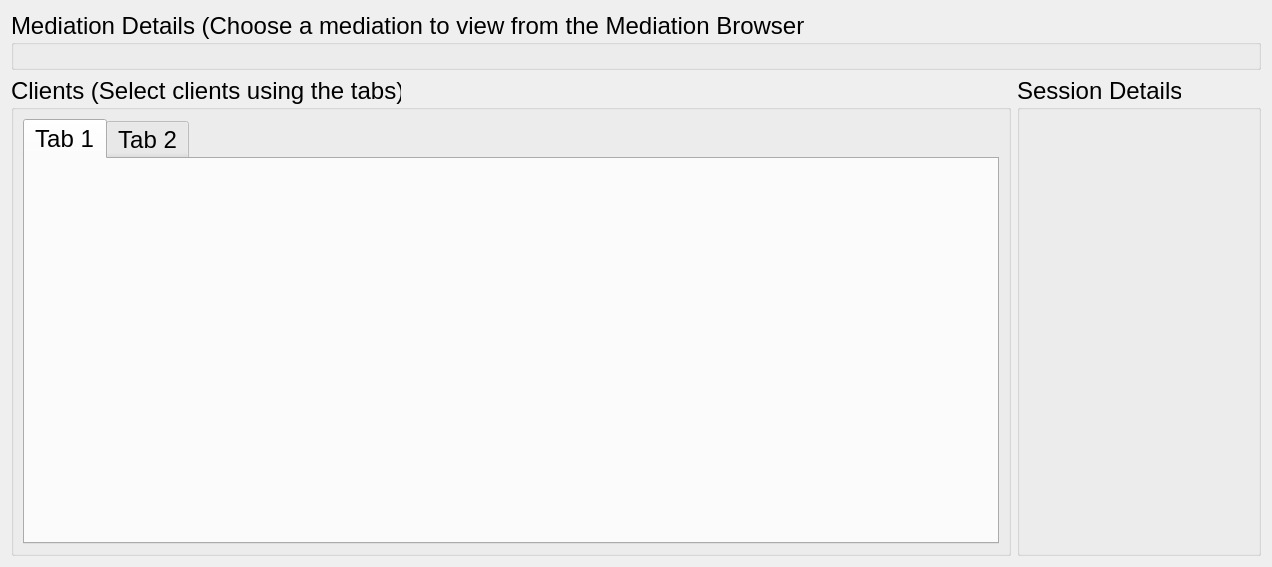
lansdon/cpts483_drc, file drc/gui/mediationprocessview.ui: the form before one commit.
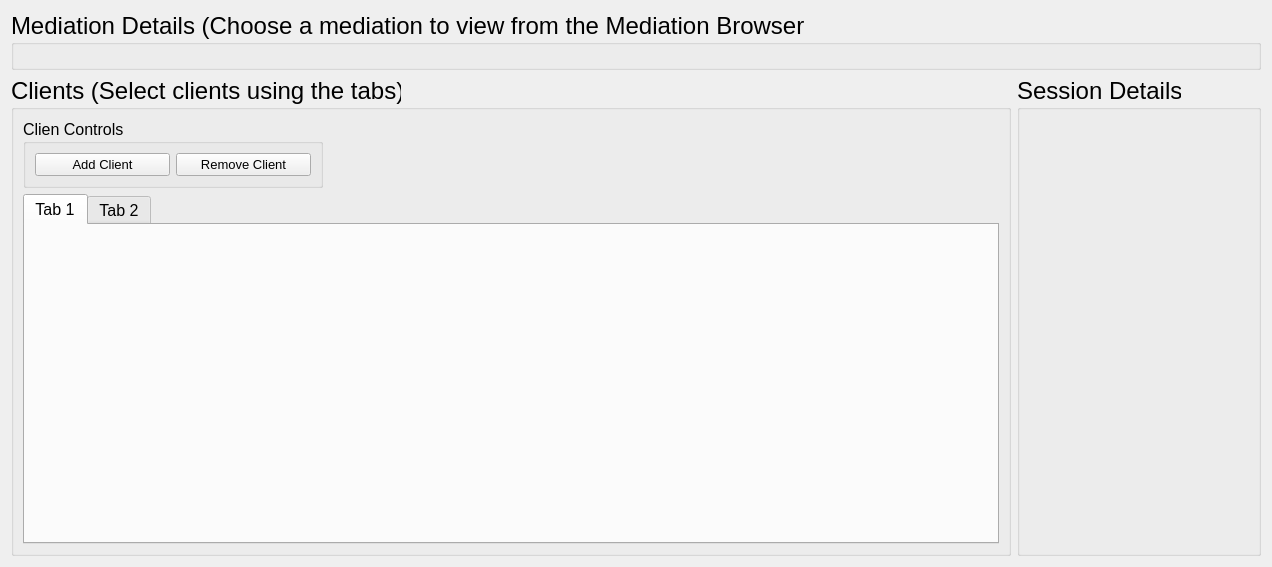
The form after the commit.

Commit message: client add and remove button

What changed in the file:
```diff
--- a/drc/gui/mediationprocessview.ui
+++ b/drc/gui/mediationprocessview.ui
@@ -69,8 +69,16 @@
         <string>Clients (Select clients using the tabs)</string>
        </property>
        <layout class="QGridLayout" name="gridLayout">
-        <item row="0" column="0">
+        <item row="1" column="0">
          <widget class="QTabWidget" name="partyTabWidget">
+          <property name="font">
+           <font>
+            <pointsize>12</pointsize>
+           </font>
+          </property>
+          <property name="currentIndex">
+           <number>0</number>
+          </property>
           <widget class="QWidget" name="tab">
            <attribute name="title">
             <string>Tab 1</string>
@@ -83,6 +91,56 @@
           </widget>
          </widget>
         </item>
+        <item row="0" column="0">
+         <widget class="QGroupBox" name="groupBox">
+          <property name="minimumSize">
+           <size>
+            <width>200</width>
+            <height>40</height>
+           </size>
+          </property>
+          <property name="maximumSize">
+           <size>
+            <width>300</width>
+            <height>75</height>
+           </size>
+          </property>
+          <property name="font">
+           <font>
+            <pointsize>12</pointsize>
+           </font>
+          </property>
+          <property name="title">
+           <string>Clien Controls</string>
+          </property>
+          <layout class="QHBoxLayout" name="horizontalLayout">
+           <item>
+            <widget class="QPushButton" name="addCientPushButton">
+             <property name="font">
+              <font>
+               <pointsize>10</pointsize>
+              </font>
+             </property>
+             <property name="text">
+              <string>Add Client</string>
+             </property>
+            </widget>
+           </item>
+           <item>
+            <widget class="QPushButton" name="removeClientPushButton">
+             <property name="font">
+              <font>
+               <pointsize>10</pointsize>
+              </font>
+             </property>
+             <property name="text">
+              <string>Remove Client</string>
+             </property>
+            </widget>
+           </item>
+          </layout>
+         </widget>
+        </item>
        </layout>
       </widget>
      </item>
```
The commit also changes 6 other files.
